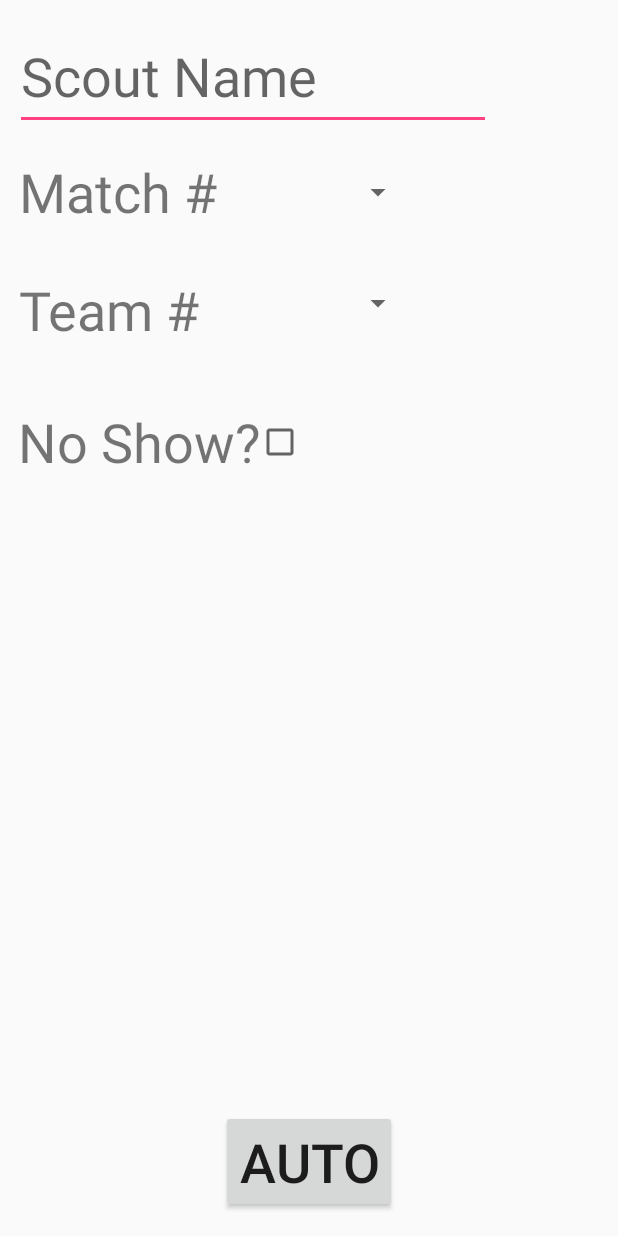
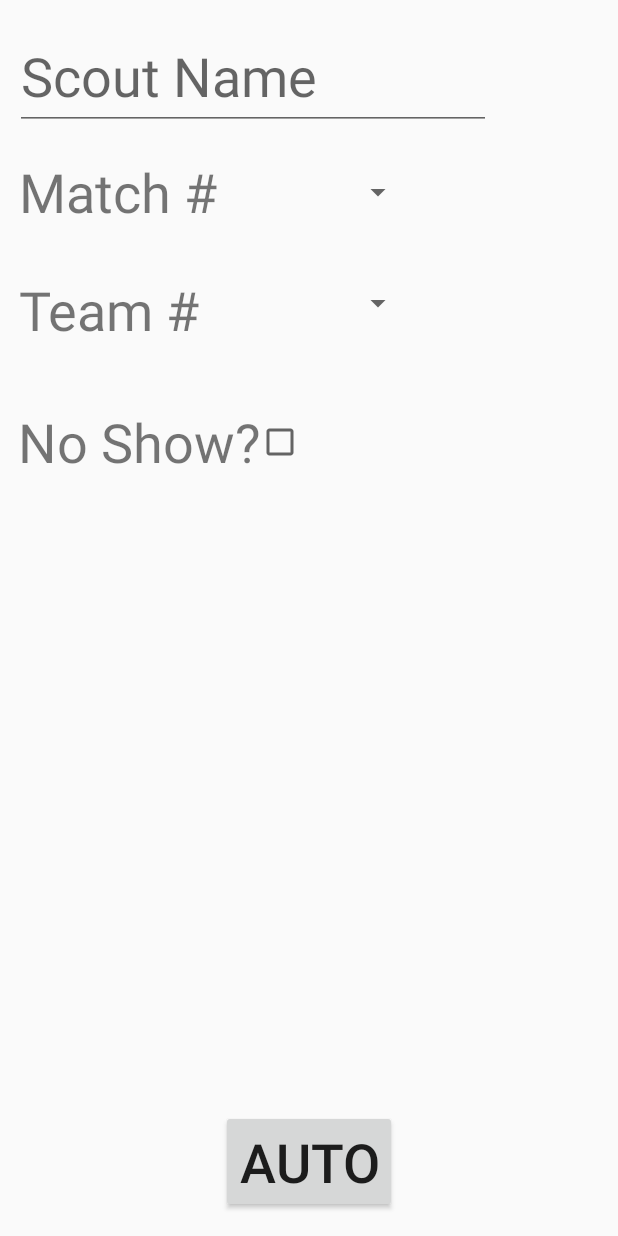
Before and after one commit to nateklein/449-scouting-app, an Android app: the screen it shows after launch (goToPrematch), on a phone screen of 412 x 824 dp. Run offline under Robolectric (Android 15) with nearby library versions, the phone set to English and light mode, and no system bars.

Commit message:
Minor alignment changes + removed auto-focus on name

```diff
--- a/app/src/main/res/layout/prematch_page.xml
+++ b/app/src/main/res/layout/prematch_page.xml
@@ -4,7 +4,9 @@
     xmlns:tools="http://schemas.android.com/tools"
     android:layout_width="match_parent"
     android:layout_height="match_parent"
-    tools:context="robo.scoutingappmockup.MainActivity">
+    tools:context="robo.scoutingappmockup.MainActivity"
+    android:descendantFocusability="beforeDescendants"
+    android:focusableInTouchMode="true">
 
     <TextView
         android:id="@+id/noShowText"
```
